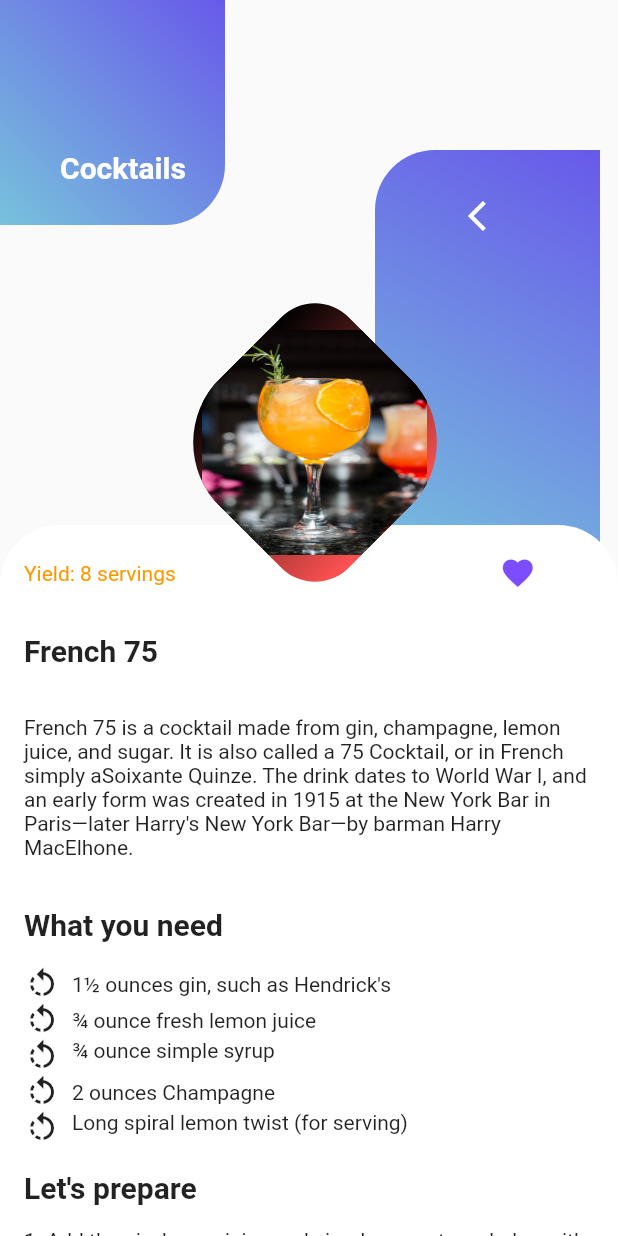
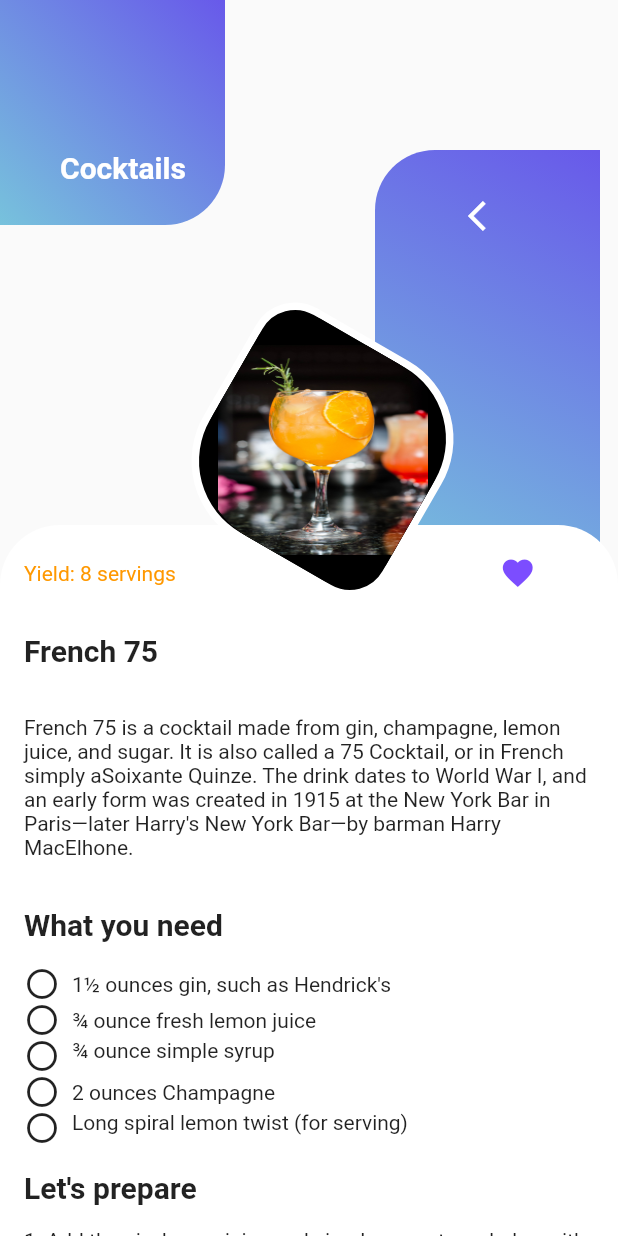
Before and after one commit to Sandip-work/cocktail_app, a Flutter app: the French75 screen opened directly, on a phone screen of 412 x 824 dp. Run offline on Flutter 3.47's test engine with Material 2 defaults, Android fonts, the phone set to English and light mode, and no system bars.

Commit message:
Update french_75.dart

```diff
--- a/lib/french_75.dart
+++ b/lib/french_75.dart
@@ -28,9 +28,10 @@ class _French75State extends State<French75> {
   );
 
   final kGradientBoxDecoration = BoxDecoration(
-      gradient: const LinearGradient(colors: [Colors.black, Colors.redAccent]),
-     // border: Border.all(width: 10,
-     // color: Colors.white),
+      color: Colors.black,
+      //gradient: const LinearGradient(colors: [Colors.black, Colors.redAccent]),
+      //border: Border.all(width: 10,
+      //color: Colors.black),
       borderRadius: BorderRadius.circular(32)
   );
 
@@ -163,7 +164,7 @@ class _French75State extends State<French75> {
                     padding: const EdgeInsets.only(left:16),
                     child: Row(
                       children: const [
-                                 Icon(Icons.rotate_left),
+                        Icon(Icons.circle_outlined),
                         Padding(
                           padding: EdgeInsets.only(left: 8),
                           child: Text("1½ ounces gin, such as Hendrick's"),
@@ -175,7 +176,7 @@ class _French75State extends State<French75> {
                     padding: const EdgeInsets.only(left:16),
                     child: Row(
                       children: const [
-                                   Icon(Icons.rotate_left),
+                        Icon(Icons.circle_outlined),
                         Padding(
                           padding: EdgeInsets.only(left:8),
                           child: Text("¾ ounce fresh lemon juice"),
@@ -189,7 +190,7 @@ class _French75State extends State<French75> {
                     child: Row(
                       crossAxisAlignment: CrossAxisAlignment.start,
                       children: const [
-                                   Icon(Icons.rotate_left),
+                        Icon(Icons.circle_outlined),
                         Padding(
                           padding: EdgeInsets.only(left:8),
                           child: Text("¾ ounce simple syrup"),
@@ -201,7 +202,7 @@ class _French75State extends State<French75> {
                     padding: const EdgeInsets.only(left:16),
                     child: Row(
                       children: const [
-                                   Icon(Icons.rotate_left),
+                        Icon(Icons.circle_outlined),
                         Padding(
                           padding: EdgeInsets.only(left:8),
                           child: Text("2 ounces Champagne"),
@@ -214,7 +215,7 @@ class _French75State extends State<French75> {
                     child: Row(
                       crossAxisAlignment: CrossAxisAlignment.start,
                       children: const [
-                                   Icon(Icons.rotate_left),
+                        Icon(Icons.circle_outlined),
                         Padding(
                           padding: EdgeInsets.only(left:8),
                           child: Text("Long spiral lemon twist (for serving)"),
@@ -286,6 +287,7 @@ class _French75State extends State<French75> {
                           ),
                         ),
                       ),
+                      const SizedBox(width: 20,),
                       ElevatedButton(
                         onPressed: () { },
                         style: ElevatedButton.styleFrom(
@@ -313,15 +315,13 @@ class _French75State extends State<French75> {
                           ),
                         ),
                       ),
+                      const SizedBox(height: 100,),
                     ],
                   ),
-                             const SizedBox(height: 50,),
                 ],
               ),
             ),
           ),
-             Stack(
-               children: [
           Positioned(
             top: 220,
             left: 135,
@@ -330,30 +330,48 @@ class _French75State extends State<French75> {
               transform: Matrix4.rotationZ(
                 3.1415926535897932 / 4,
               ),
-                     child: ClipRRect(
+              child: RotationTransition(
+                turns: const  AlwaysStoppedAnimation(-15/360),
+                child: Container(
+                  decoration:  BoxDecoration(
+                    color: Colors.black,
+                    border: Border.all(width: 5.0,color: Colors.white),
                     borderRadius: const BorderRadius.only(
                       topLeft: Radius.circular(30.0),
                       topRight: Radius.circular(60.0),
                       bottomRight: Radius.circular(30.0),
                       bottomLeft: Radius.circular(60.0),
                     ),
+                  ),
                   child: Container(
                     height: 150,
                     width: 150,
-                         clipBehavior: Clip.hardEdge,
-                         decoration: kGradientBoxDecoration,
+                    clipBehavior: Clip.antiAlias,
+                    // decoration: kGradientBoxDecoration
+                    decoration: BoxDecoration(
+                      border: Border.all(width: 5.0,color: Colors.black),
+                        // borderRadius: BorderRadius.circular(32),
+                     borderRadius: const BorderRadius.only(
+                        topLeft: Radius.circular(30.0),
+                        topRight: Radius.circular(60.0),
+                        bottomRight: Radius.circular(30.0),
+                        bottomLeft: Radius.circular(60.0),
+                      ),
+                    ),
                     child: Transform(
                       alignment: Alignment.center,
                       transform: Matrix4.rotationZ(
                         -3.1415926535897932 / 4,
                       ),
                       child: RotationTransition(
-                             turns: const  AlwaysStoppedAnimation(0/360),
+                        turns: const  AlwaysStoppedAnimation(15/360),
                         child: Image.asset(
                           "assets/images/french75.jpg",
-                               height: 150,
-                               width: 150,
+                          // height: 150,
+                          // width: 150,
+                          // color: Colors.red,
                           fit: BoxFit.fill,
+                        ),
                       ),
                     ),
                   ),
@@ -363,8 +381,6 @@ class _French75State extends State<French75> {
           ),
         ],
       ),
-            ],
-           ),
     );
   }
 }
```
Lines whose indentation alone changed are shown as unchanged.
